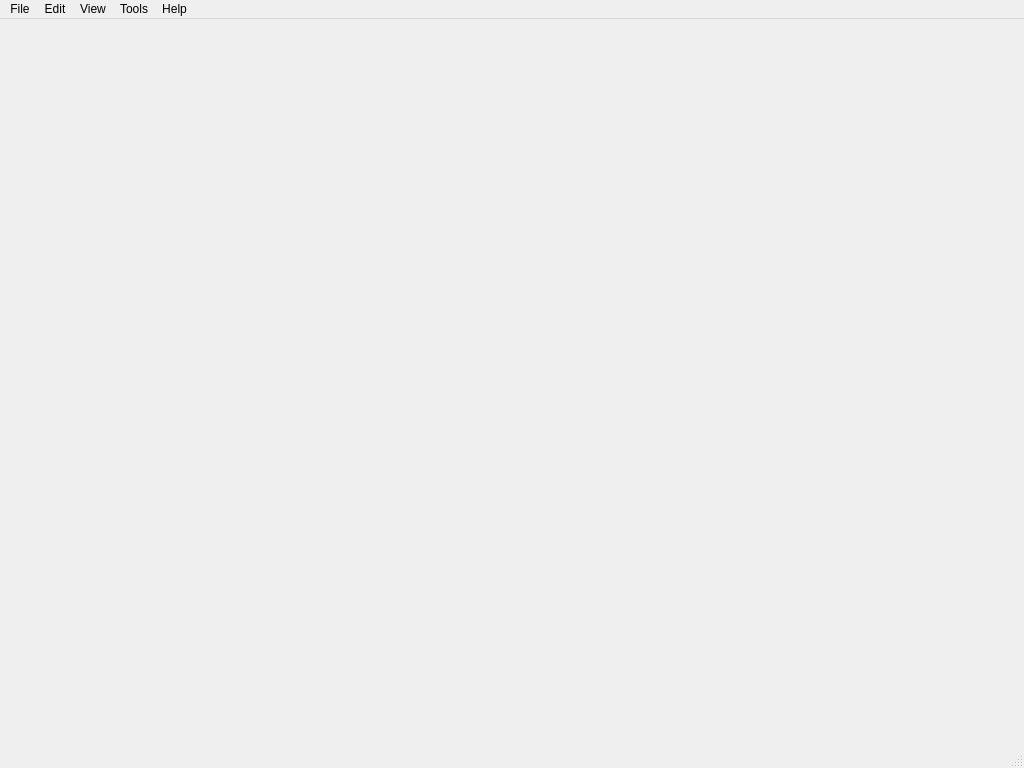
Old version of the form src/ACE.ui in the repository gate23/ace.
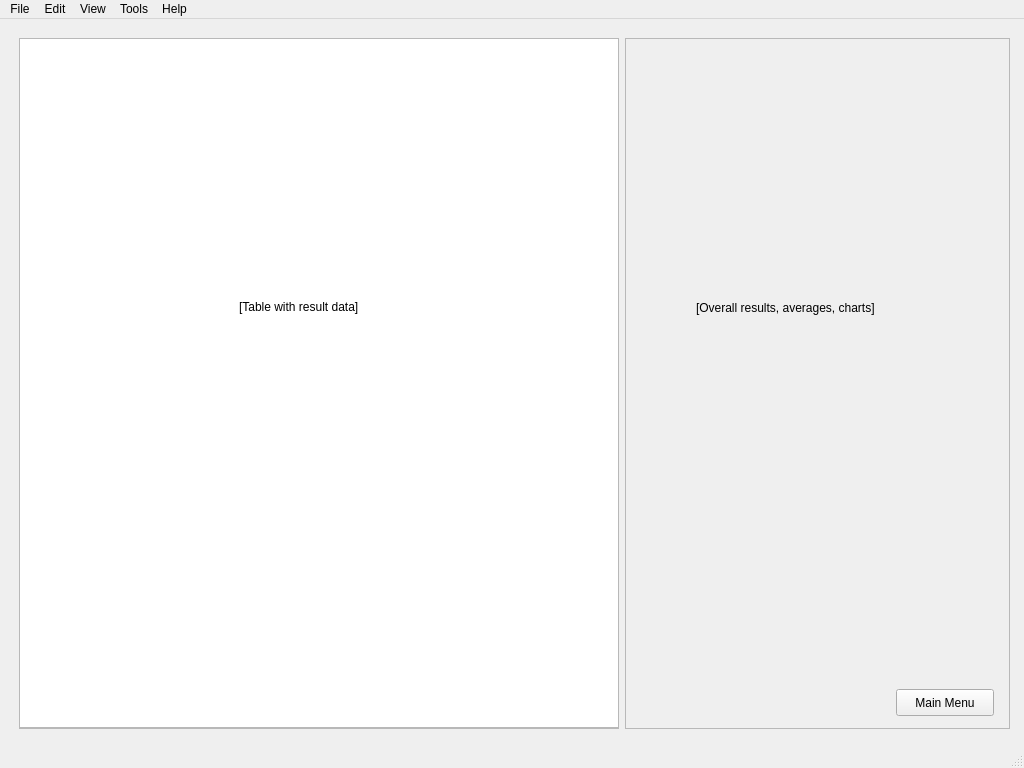
New version of the form. The open tabs and pages were chosen to show the change.

Commit message: Super basic statistics page added.

```diff
--- a/src/ACE.ui
+++ b/src/ACE.ui
@@ -68,7 +68,114 @@
       </layout>
      </widget>
     </widget>
-    <widget class="QWidget" name="Statistics"/>
+    <widget class="QWidget" name="Statistics">
+     <widget class="QWidget" name="layoutWidget_17">
+      <property name="geometry">
+       <rect>
+        <x>20</x>
+        <y>20</y>
+        <width>991</width>
+        <height>691</height>
+       </rect>
+      </property>
+      <layout class="QHBoxLayout" name="horizontalLayout_s">
+       <item>
+        <widget class="QFrame" name="statFrame">
+         <property name="minimumSize">
+          <size>
+           <width>600</width>
+           <height>0</height>
+          </size>
+         </property>
+         <property name="frameShape">
+          <enum>QFrame::StyledPanel</enum>
+         </property>
+         <property name="frameShadow">
+          <enum>QFrame::Raised</enum>
+         </property>
+         <widget class="QTableView" name="tableView_s">
+          <property name="geometry">
+           <rect>
+            <x>0</x>
+            <y>0</y>
+            <width>600</width>
+            <height>690</height>
+           </rect>
+          </property>
+         </widget>
+         <widget class="QLabel" name="label">
+          <property name="geometry">
+           <rect>
+            <x>220</x>
+            <y>260</y>
+            <width>191</width>
+            <height>17</height>
+           </rect>
+          </property>
+          <property name="text">
+           <string>[Table with result data]</string>
+          </property>
+         </widget>
+        </widget>
+       </item>
+       <item>
+        <widget class="QScrollArea" name="scrollArea_s">
+         <property name="sizePolicy">
+          <sizepolicy hsizetype="Preferred" vsizetype="Preferred">
+           <horstretch>0</horstretch>
+           <verstretch>0</verstretch>
+          </sizepolicy>
+         </property>
+         <property name="maximumSize">
+          <size>
+           <width>16777215</width>
+           <height>16777215</height>
+          </size>
+         </property>
+         <property name="widgetResizable">
+          <bool>true</bool>
+         </property>
+         <widget class="QWidget" name="scrollAreaWidgetContents_22">
+          <property name="geometry">
+           <rect>
+            <x>0</x>
+            <y>0</y>
+            <width>381</width>
+            <height>687</height>
+           </rect>
+          </property>
+          <widget class="QPushButton" name="pushButton_s_mm">
+           <property name="geometry">
+            <rect>
+             <x>270</x>
+             <y>650</y>
+             <width>98</width>
+             <height>27</height>
+            </rect>
+           </property>
+           <property name="text">
+            <string>Main Menu</string>
+           </property>
+          </widget>
+          <widget class="QLabel" name="label_51">
+           <property name="geometry">
+            <rect>
+             <x>70</x>
+             <y>260</y>
+             <width>261</width>
+             <height>17</height>
+            </rect>
+           </property>
+           <property name="text">
+            <string>[Overall results, averages, charts]</string>
+           </property>
+          </widget>
+         </widget>
+        </widget>
+       </item>
+      </layout>
+     </widget>
+    </widget>
     <widget class="QWidget" name="Editor">
      <widget class="QWidget" name="layoutWidget">
       <property name="geometry">
```
Left out of the diff: 129 changed lines with no effect on the pictures. The commit also changes 2 other files.
